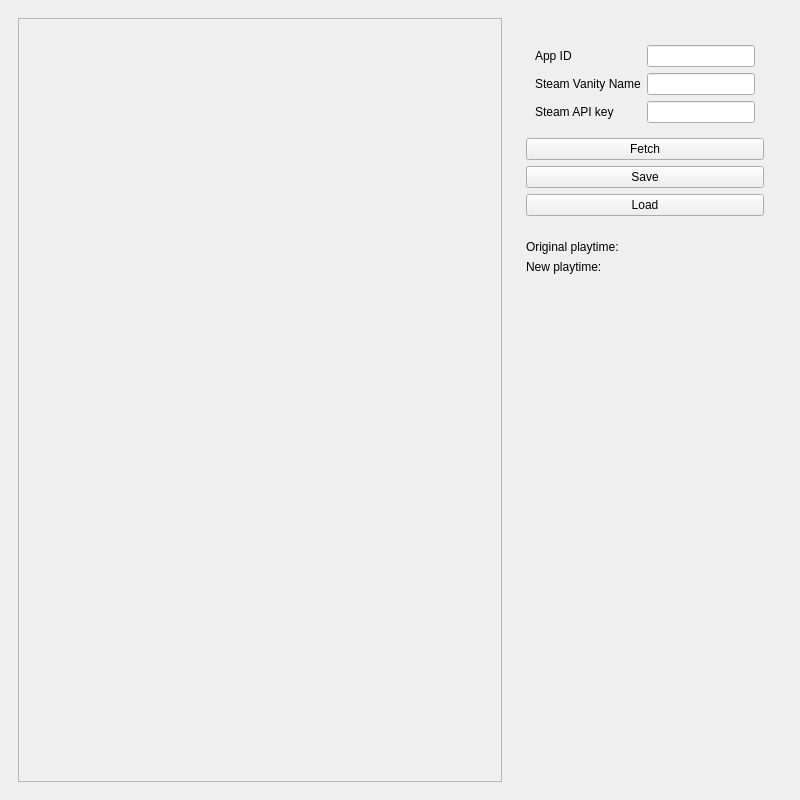
The window that achievements_timeline.ui (mezotaken/achievements_timeline) describes before a commit, drawn with Qt 5.
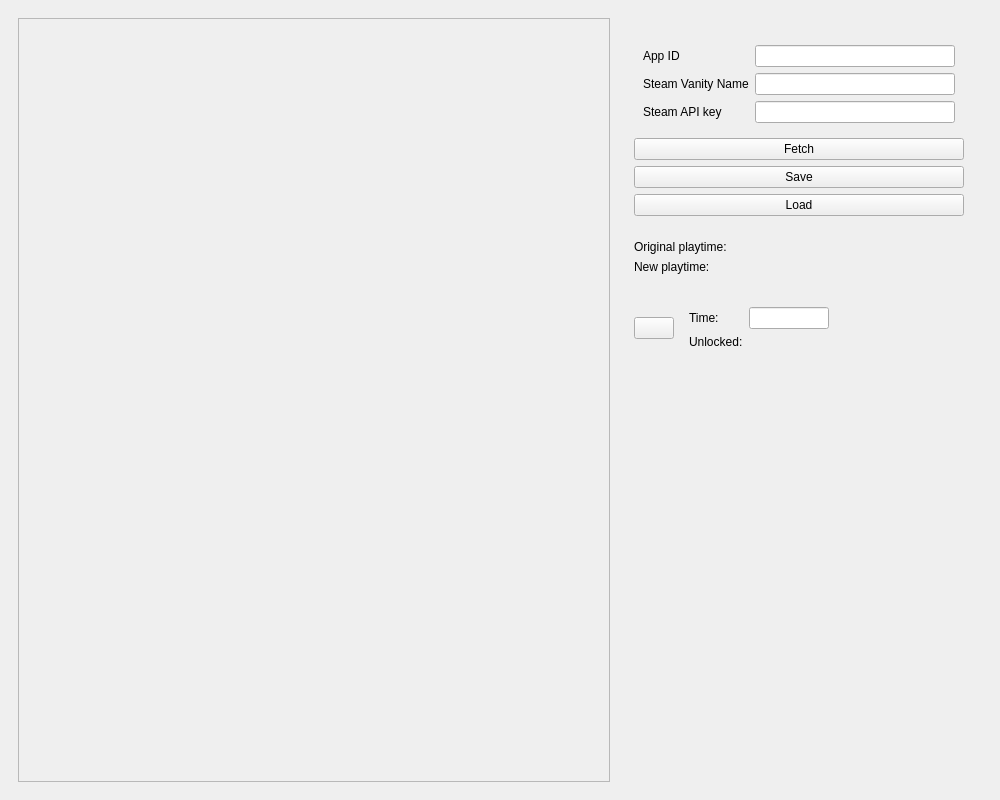
The same window after the commit. Icons and pictures are not drawn.

Commit message: Replay feature preparations

What changed in the file:
```diff
--- a/achievements_timeline.ui
+++ b/achievements_timeline.ui
@@ -6,13 +6,13 @@
    <rect>
     <x>0</x>
     <y>0</y>
-    <width>800</width>
+    <width>1000</width>
     <height>800</height>
    </rect>
   </property>
   <property name="minimumSize">
    <size>
-    <width>800</width>
+    <width>1000</width>
     <height>800</height>
    </size>
   </property>
@@ -44,7 +44,7 @@
            <rect>
             <x>0</x>
             <y>0</y>
-            <width>555</width>
+            <width>623</width>
             <height>774</height>
            </rect>
           </property>
@@ -140,6 +140,13 @@
                </property>
               </widget>
              </item>
+             <item row="1" column="0">
+              <widget class="QLabel" name="orig_pt_name">
+               <property name="text">
+                <string>Original playtime:</string>
+               </property>
+              </widget>
+             </item>
              <item row="3" column="1">
               <widget class="QLabel" name="new_pt_value">
                <property name="text">
@@ -154,11 +161,123 @@
                </property>
               </widget>
              </item>
-             <item row="1" column="0">
-              <widget class="QLabel" name="orig_pt_name">
+            </layout>
+           </widget>
+          </item>
+          <item>
+           <widget class="QWidget" name="replay_panel" native="true">
+            <layout class="QHBoxLayout" name="horizontalLayout_2">
+             <item>
+              <widget class="QPushButton" name="replay_button">
+               <property name="sizePolicy">
+                <sizepolicy hsizetype="Maximum" vsizetype="Maximum">
+                 <horstretch>0</horstretch>
+                 <verstretch>0</verstretch>
+                </sizepolicy>
+               </property>
                <property name="text">
-                <string>Original playtime:</string>
+                <string/>
                </property>
+               <property name="icon">
+                <iconset theme="QIcon::ThemeIcon::MediaPlaybackStart"/>
+               </property>
+               <property name="iconSize">
+                <size>
+                 <width>30</width>
+                 <height>30</height>
+                </size>
+               </property>
+               <property name="checkable">
+                <bool>true</bool>
+               </property>
+              </widget>
+             </item>
+             <item>
+              <widget class="QWidget" name="replay_stats" native="true">
+               <layout class="QGridLayout" name="gridLayout_3">
+                <item row="0" column="0">
+                 <widget class="QLabel" name="replay_time_name">
+                  <property name="text">
+                   <string>Time:</string>
+                  </property>
+                 </widget>
+                </item>
+                <item row="1" column="2">
+                 <widget class="QLabel" name="replay_ach_count_postfix">
+                  <property name="minimumSize">
+                   <size>
+                    <width>80</width>
+                    <height>0</height>
+                   </size>
+                  </property>
+                  <property name="text">
+                   <string/>
+                  </property>
+                 </widget>
+                </item>
+                <item row="0" column="1">
+                 <widget class="QLineEdit" name="replay_time_value">
+                  <property name="sizePolicy">
+                   <sizepolicy hsizetype="Expanding" vsizetype="Fixed">
+                    <horstretch>0</horstretch>
+                    <verstretch>0</verstretch>
+                   </sizepolicy>
+                  </property>
+                  <property name="maximumSize">
+                   <size>
+                    <width>80</width>
+                    <height>16777215</height>
+                   </size>
+                  </property>
+                  <property name="alignment">
+                   <set>Qt::AlignmentFlag::AlignCenter</set>
+                  </property>
+                 </widget>
+                </item>
+                <item row="1" column="1">
+                 <widget class="QLabel" name="replay_ach_count_value">
+                  <property name="text">
+                   <string/>
+                  </property>
+                  <property name="alignment">
+                   <set>Qt::AlignmentFlag::AlignCenter</set>
+                  </property>
+                 </widget>
+                </item>
+                <item row="0" column="2">
+                 <widget class="QLabel" name="replay_time_postfix">
+                  <property name="minimumSize">
+                   <size>
+                    <width>80</width>
+                    <height>0</height>
+                   </size>
+                  </property>
+                  <property name="text">
+                   <string/>
+                  </property>
+                 </widget>
+                </item>
+                <item row="1" column="0">
+                 <widget class="QLabel" name="replay_ach_count_name">
+                  <property name="text">
+                   <string>Unlocked:</string>
+                  </property>
+                 </widget>
+                </item>
+                <item row="0" column="3">
+                 <spacer name="horizontal_spacer_2">
+                  <property name="orientation">
+                   <enum>Qt::Orientation::Horizontal</enum>
+                  </property>
+                  <property name="sizeHint" stdset="0">
+                   <size>
+                    <width>40</width>
+                    <height>20</height>
+                   </size>
+                  </property>
+                 </spacer>
+                </item>
+               </layout>
               </widget>
              </item>
             </layout>
```
The commit also changes 2 other files.
